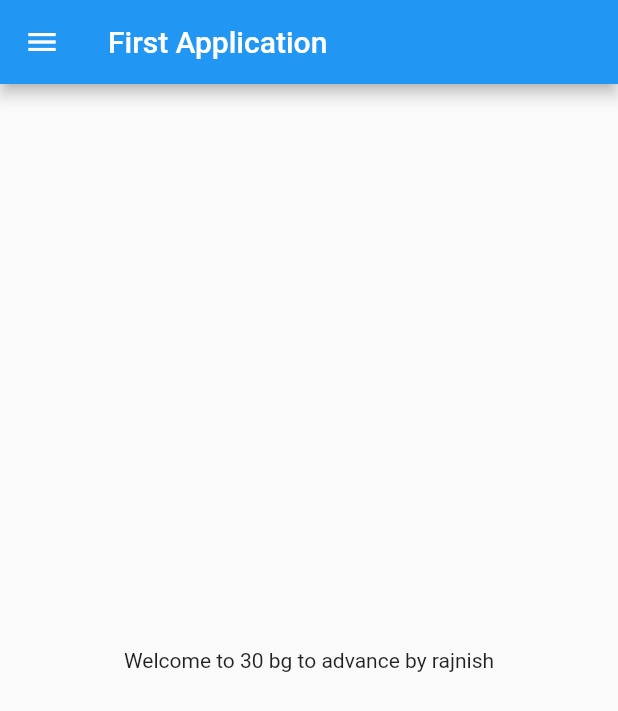
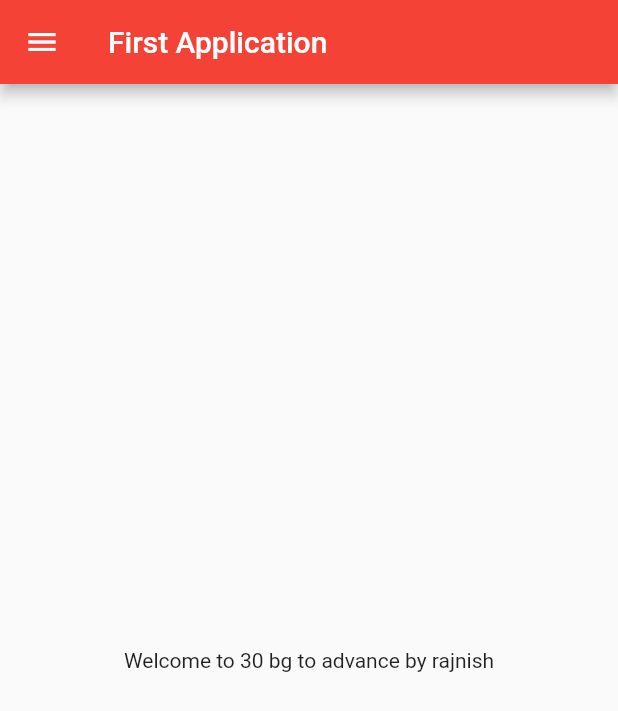
Before and after one commit to rajnish98/flutter30Dyas, a Flutter app: the screen it shows after launch, on a phone screen of 412 x 824 dp. Shown: the top 711 px of the screen. Run offline on Flutter 3.47's test engine with Material 2 defaults, Android fonts, the phone set to English and light mode, and no system bars.

Commit message:
Day 3 completed

```diff
--- a/lib/main.dart
+++ b/lib/main.dart
@@ -1,5 +1,6 @@
 import 'package:flutter/material.dart';
-import 'package:flutter_application_1/home_page.dart';
+import 'package:flutter_application_1/pages/home_page.dart';
+import 'package:flutter_application_1/pages/login_page.dart';
 
 void main() {
   runApp(MyApp());
@@ -10,6 +11,18 @@ class MyApp extends StatelessWidget {
 
   @override
   Widget build(BuildContext context) {
-    return MaterialApp(home: Homepage());
+    return MaterialApp(
+      // home: Homepage(),
+      themeMode: ThemeMode.light,
+      theme: ThemeData(primarySwatch: Colors.red),
+      darkTheme: ThemeData(
+          brightness: Brightness.dark, primarySwatch: Colors.deepPurple),
+      initialRoute: "/home",
+      routes: {
+        "/": (context) => LoginPage(),
+        "/home": (context) => Homepage(),
+        "/Login": (context) => LoginPage()
+      },
+    );
   }
 }
```
Also changed, not shown: lib/pages/login_page.dart (added, +18 -0 lines), lib/pages/home_page.dart (renamed from lib/home_page.dart).
